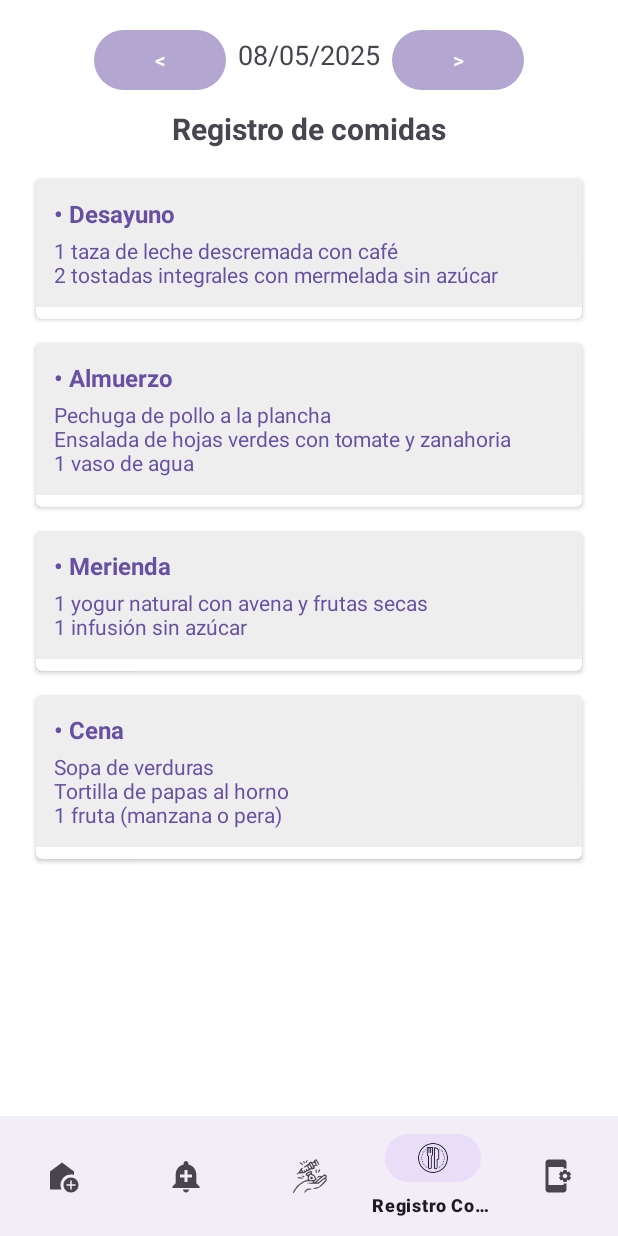
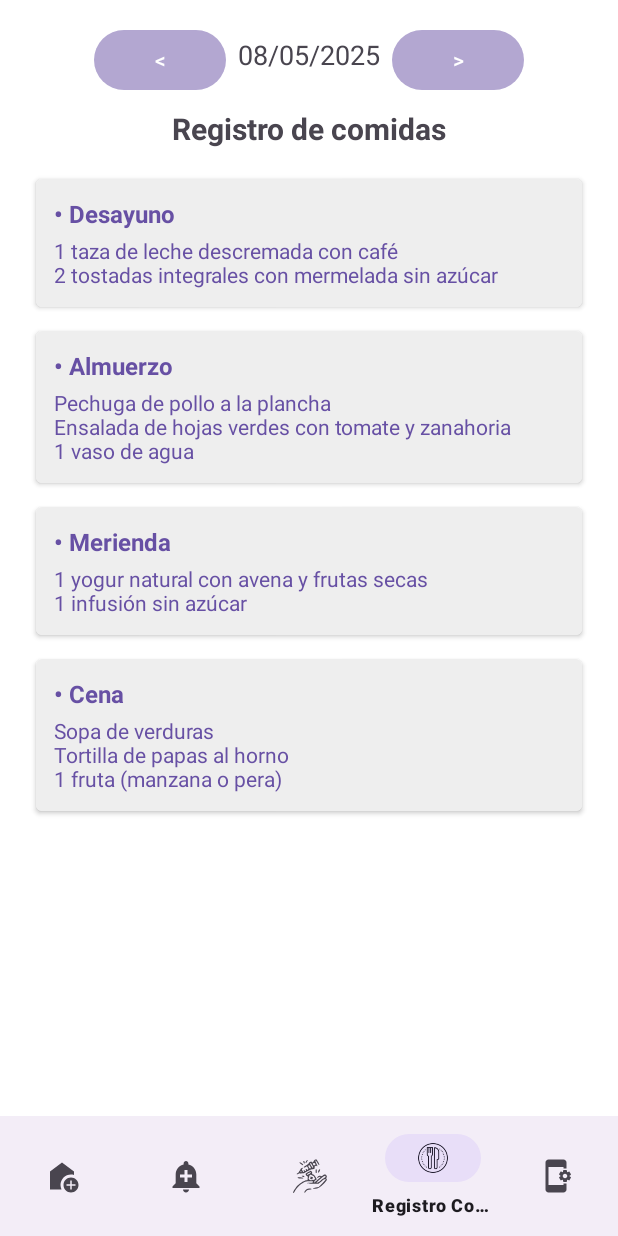
Before and after one commit to AldanaDeSampigny/TNT-materno-infantil, an Android app: the RegistroComidasFragment screen opened through its navigation route, on a phone screen of 412 x 824 dp. Run offline under Robolectric (Android 15) with nearby library versions, the light colour scheme and no system bars; our stand-ins replace navigation-ui.

Commit message:
arreglo de margen en card de comida

```diff
--- a/MaternoInfantil/app/src/main/res/layout/item_comida.xml
+++ b/MaternoInfantil/app/src/main/res/layout/item_comida.xml
@@ -7,29 +7,28 @@
     app:cardCornerRadius="4dp"
     app:cardElevation="2dp">
 
-<LinearLayout
+    <LinearLayout
         android:layout_width="match_parent"
         android:layout_height="wrap_content"
         android:background="#EEEEEE"
-        android:padding="12dp"
-        android:layout_marginBottom="8dp"
-        android:orientation="vertical">
+        android:orientation="vertical"
+        android:padding="12dp">
 
         <TextView
             android:id="@+id/titulo"
             android:layout_width="wrap_content"
             android:layout_height="wrap_content"
-            android:textStyle="bold"
+            android:textColor="#ff6750a4"
             android:textSize="16sp"
-            android:textColor="#ff6750a4"/>
+            android:textStyle="bold" />
 
         <TextView
             android:id="@+id/descripcion"
             android:layout_width="wrap_content"
             android:layout_height="wrap_content"
-            android:textSize="14sp"
             android:paddingTop="4dp"
-            android:textColor="#ff6750a4"/>
+            android:textColor="#ff6750a4"
+            android:textSize="14sp" />
 
     </LinearLayout>
-    </androidx.cardview.widget.CardView>
+</androidx.cardview.widget.CardView>
```
